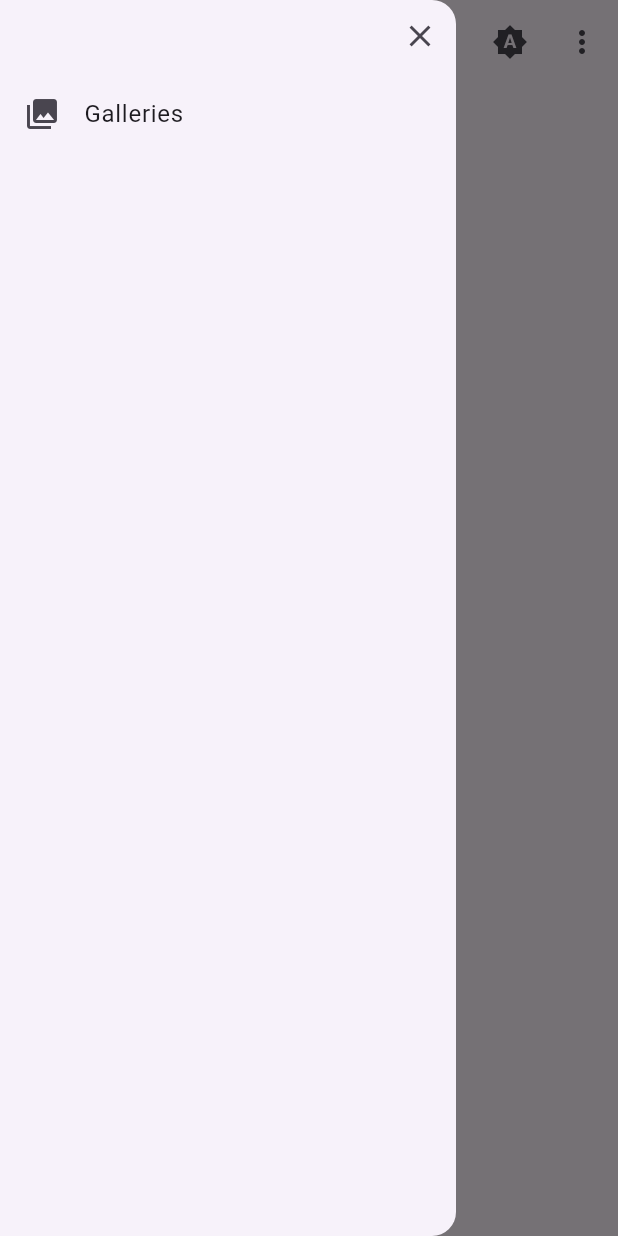
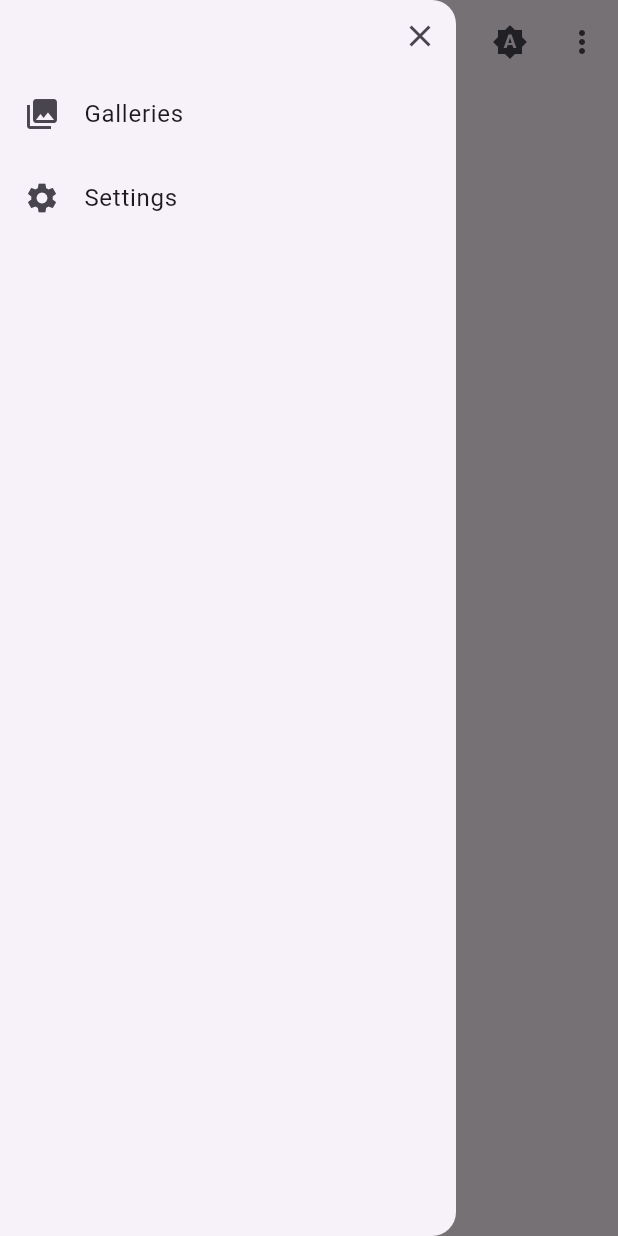
Before and after one commit to lifegpc/eh_downloader_flutter, a Flutter app: the HomePage screen opened directly, with the side drawer open, on a phone screen of 412 x 824 dp. Run offline on Flutter 3.47's test engine with Material 2 defaults, Android fonts, the phone set to English and light mode, and no system bars; our stand-ins replace cookie_jar, dio, dio_cookie_manager, file, flutter_hooks, go_router and 4 more; missing offline and left inert: chinese_font_library, cryptography, dart:html, enum_flag, event_listener, super_clipboard and 2 more; accounts and stored records are empty; generated files the repository leaves out were written again.

Commit message:
Add settings to side menu

```diff
--- a/lib/home.dart
+++ b/lib/home.dart
@@ -37,8 +37,7 @@ class HomePage extends HookWidget {
       ),
       drawer: Drawer(
           child: ListView.builder(
-              padding: EdgeInsets.zero,
-              itemCount: 2,
+              itemCount: 3,
               itemBuilder: (context, i) {
                 if (i == 0) {
                   return Row(
@@ -60,6 +59,16 @@ class HomePage extends HookWidget {
                     },
                   );
                 }
+                if (i == 2) {
+                  return ListTile(
+                    leading: const Icon(Icons.settings),
+                    title: Text(AppLocalizations.of(context)!.settings),
+                    onTap: () {
+                      Scaffold.of(context).closeDrawer();
+                      context.push("/settings");
+                    },
+                  );
+                }
                 return Container();
               })),
       body: Center(
```
